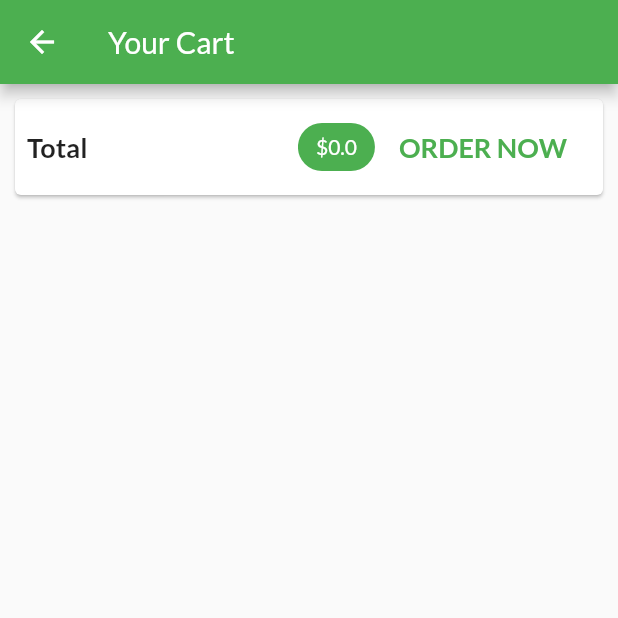
After one commit to lighttt/EShop, a Flutter app: the CartScreen screen opened by its route, on a phone screen of 412 x 824 dp, the top half of it. The commit adds this screen. Run offline on Flutter 3.47's test engine with Material 2 defaults, Android fonts, the phone set to English and light mode, and no system bars; network calls fail.

Commit message:
Created cart screen and cart item

```diff
--- a/lib/main.dart
+++ b/lib/main.dart
@@ -1,4 +1,5 @@
 import 'package:eshop/provider/products.dart';
+import 'package:eshop/screens/cart_screen.dart';
 import 'package:eshop/screens/product_details_screen.dart';
 import 'package:eshop/screens/product_overview_screen.dart';
 import 'package:flutter/material.dart';
@@ -31,7 +32,8 @@ class MyApp extends StatelessWidget {
             fontFamily: "Lato"),
         home: ProductOverviewScreen(),
         routes: {
-          ProductDetailsScreen.routeName: (ctx) => ProductDetailsScreen()
+          ProductDetailsScreen.routeName: (ctx) => ProductDetailsScreen(),
+          CartScreen.routeName: (ctx) => CartScreen()
         },
       ),
     );
--- a/lib/provider/cart_provider.dart
+++ b/lib/provider/cart_provider.dart
@@ -52,4 +52,13 @@ class Cart with ChangeNotifier {
     }
     notifyListeners();
   }
+
+  //total amount in the cart
+  double get totalAmount {
+    double total = 0.0;
+    _items.forEach((key, cartItem) {
+      total += cartItem.quanity * cartItem.price;
+    });
+    return total;
+  }
 }
--- /dev/null
+++ b/lib/screens/cart_screen.dart
@@ -0,0 +1,71 @@
+import 'package:eshop/provider/cart_provider.dart' show Cart;
+import 'package:eshop/widgets/cart_item.dart';
+import 'package:flutter/material.dart';
+import 'package:provider/provider.dart';
+
+class CartScreen extends StatelessWidget {
+  static const String routeName = "/cart_screen";
+
+  @override
+  Widget build(BuildContext context) {
+    final cart = Provider.of<Cart>(context);
+    return Scaffold(
+      appBar: AppBar(
+        title: Text("Your Cart"),
+      ),
+      body: Column(
+        children: <Widget>[
+          Card(
+            margin: const EdgeInsets.all(10),
+            child: Padding(
+              padding: const EdgeInsets.all(8),
+              child: Row(
+                mainAxisAlignment: MainAxisAlignment.spaceBetween,
+                children: <Widget>[
+                  Text("Total",
+                      style:
+                          TextStyle(fontSize: 18, fontWeight: FontWeight.bold)),
+                  Spacer(),
+                  Chip(
+                    backgroundColor: Theme.of(context).primaryColor,
+                    label: Text(
+                      "\$${cart.totalAmount}",
+                      style: TextStyle(
+                        color: Colors.white,
+                      ),
+                    ),
+                  ),
+                  FlatButton(
+                    onPressed: () {},
+                    child: Text(
+                      "ORDER NOW",
+                      style: TextStyle(
+                          fontWeight: FontWeight.bold,
+                          fontSize: 18,
+                          color: Theme.of(context).primaryColor),
+                    ),
+                  )
+                ],
+              ),
+            ),
+          ),
+          SizedBox(
+            height: 10,
+          ),
+          Expanded(
+            child: ListView.builder(
+              itemBuilder: (context, i) => CartItem(
+                cartId: cart.items.keys.toList()[i],
+                id: cart.items.values.toList()[i].id,
+                title: cart.items.values.toList()[i].title,
+                price: cart.items.values.toList()[i].price,
+                quantity: cart.items.values.toList()[i].quanity,
+              ),
+              itemCount: cart.itemCount,
+            ),
+          )
+        ],
+      ),
+    );
+  }
+}
--- a/lib/screens/product_overview_screen.dart
+++ b/lib/screens/product_overview_screen.dart
@@ -1,6 +1,7 @@
 import 'package:eshop/model/product.dart';
 import 'package:eshop/provider/cart_provider.dart';
 import 'package:eshop/provider/products.dart';
+import 'package:eshop/screens/cart_screen.dart';
 import 'package:eshop/widgets/badge.dart';
 import 'package:eshop/widgets/product_grid.dart';
 import 'package:eshop/widgets/product_item.dart';
@@ -50,7 +51,9 @@ class _ProductOverviewScreenState extends State<ProductOverviewScreen> {
               },
               child: IconButton(
                 icon: Icon(Icons.shopping_cart),
-                onPressed: () {},
+                onPressed: () {
+                  Navigator.pushNamed(context, CartScreen.routeName);
+                },
               ),
             )
           ],
```
Also changed, not shown: lib/widgets/cart_item.dart (added, +49 -0 lines).
